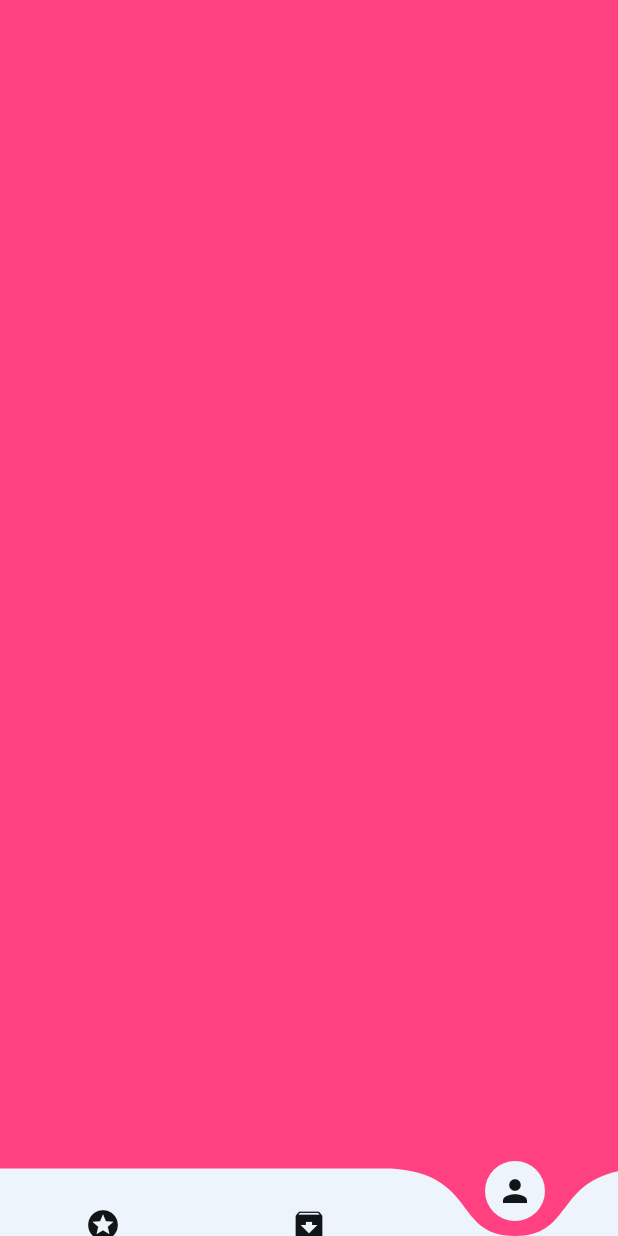
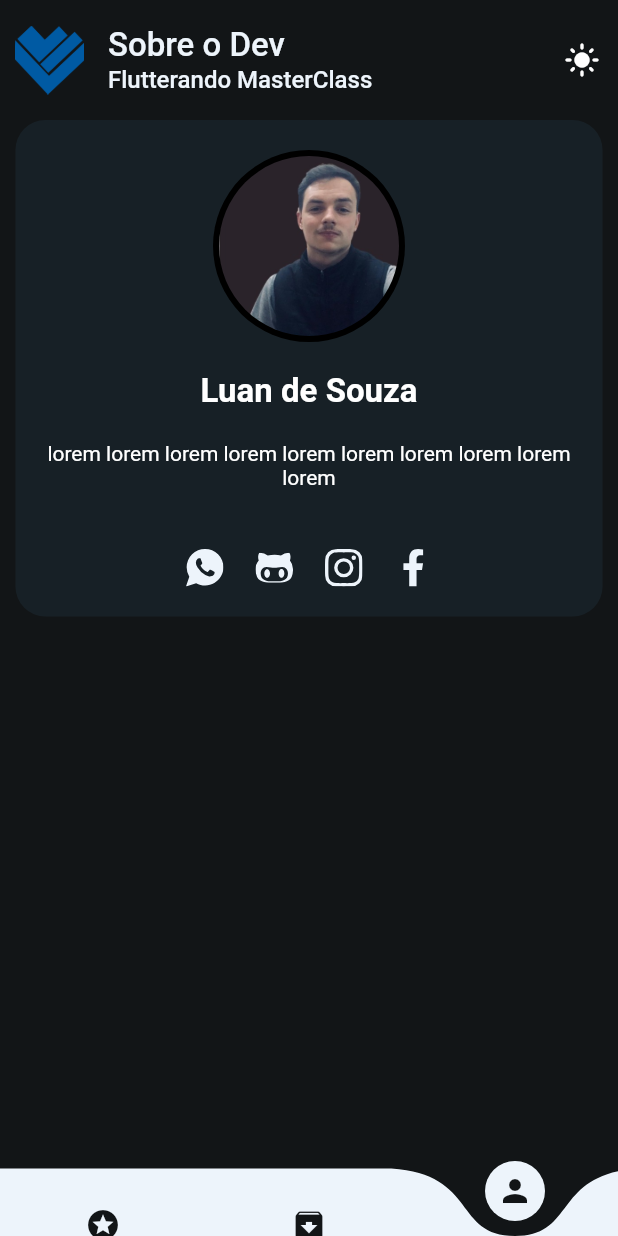
Before and after one commit to LuanSouzaProg/Flutterando_MasterClass, a Flutter app: the ProfilePage screen opened by its route, on a phone screen of 412 x 824 dp. Run offline on Flutter 3.47's test engine with Material 2 defaults, Android fonts, the phone set to English and light mode, and no system bars; drawn by our look-alikes of curved_navigation_bar; our stand-ins replace flutter_svg.

Commit message:
MasterClass

```diff
--- a/lib/pages/home_page/home_page.dart
+++ b/lib/pages/home_page/home_page.dart
@@ -24,6 +24,7 @@ class _HomePageState extends State<HomePage> {
       extendBody: true,
       appBar: AppBar(
         shadowColor: Colors.transparent,
+        elevation: 0,
         toolbarHeight: 80,
         title: Column(
           crossAxisAlignment: CrossAxisAlignment.start,
@@ -31,13 +32,14 @@ class _HomePageState extends State<HomePage> {
             Text(
               "Atividades",
               style: TextStyle(
+                fontSize: 22,
                 color: Theme.of(context).bottomAppBarColor,
               ),
             ),
             Text(
               "Flutterando MasterClass",
               style: TextStyle(
-                fontSize: 18,
+                fontSize: 16,
                 color: Theme.of(context).bottomAppBarColor,
               ),
             ),
--- a/lib/pages/profile_page/profile_page.dart
+++ b/lib/pages/profile_page/profile_page.dart
@@ -1,5 +1,7 @@
 import 'package:curved_navigation_bar/curved_navigation_bar.dart';
 import 'package:flutter/material.dart';
+import 'package:flutter_svg/svg.dart';
+import 'package:masterclass/widgets/change_theme_button_widget.dart';
 
 class ProfilePage extends StatefulWidget {
   const ProfilePage({Key? key}) : super(key: key);
@@ -20,7 +22,47 @@ class _ProfilePageState extends State<ProfilePage> {
     ];
 
     return Scaffold(
-      backgroundColor: Colors.pinkAccent,
+      appBar: AppBar(
+        shadowColor: Colors.transparent,
+        elevation: 0,
+        toolbarHeight: 80,
+        title: Column(
+          crossAxisAlignment: CrossAxisAlignment.start,
+          children: [
+            Text(
+              "Sobre o Dev",
+              style: TextStyle(
+                fontSize: 22,
+                color: Theme.of(context).bottomAppBarColor,
+              ),
+            ),
+            Text(
+              "Flutterando MasterClass",
+              style: TextStyle(
+                fontSize: 16,
+                color: Theme.of(context).bottomAppBarColor,
+              ),
+            ),
+          ],
+        ),
+        leading: Padding(
+          padding: const EdgeInsets.only(left: 10),
+          child: Image.asset("assets/logos/logo_flutterando2.png", width: 40),
+        ),
+        actions: const [
+          ChangeThemeButtonWidget(),
+        ],
+      ),
+      body: Center(
+        child: SizedBox(
+          width: MediaQuery.of(context).size.width * 0.95,
+          child: Column(
+            children: const [
+              CardDev(),
+            ],
+          ),
+        ),
+      ),
       bottomNavigationBar: CurvedNavigationBar(
         backgroundColor: Colors.transparent,
         color: Theme.of(context).bottomAppBarColor,
@@ -39,10 +81,92 @@ class _ProfilePageState extends State<ProfilePage> {
           if (index == 2) {
             Navigator.of(context).pushReplacementNamed("/profilePage");
           }
-
-
         },
       ),
     );
   }
 }
+
+class CardDev extends StatelessWidget {
+  const CardDev({Key? key}) : super(key: key);
+
+  @override
+  Widget build(BuildContext context) {
+    return Center(
+      child: Container(
+        width: MediaQuery.of(context).size.width * 0.95,
+        decoration: BoxDecoration(
+          color: Theme.of(context).cardColor,
+          borderRadius: const BorderRadius.all(
+            Radius.circular(20),
+          ),
+        ),
+        child: Column(
+          children: [
+            const Padding(
+              padding: EdgeInsets.only(top: 20),
+              child: CircleAvatar(
+                radius: 64,
+                child: CircleAvatar(
+                  backgroundColor: Colors.transparent,
+                  radius: 60,
+                  backgroundImage: AssetImage("assets/img_profile/foto_perfil.jpg"),
+                ),
+              ),
+            ),
+            const Padding(
+              padding: EdgeInsets.symmetric(vertical: 20),
+              child: Text(
+                "Luan de Souza",
+                style: TextStyle(fontSize: 22, fontWeight: FontWeight.bold),
+              ),
+            ),
+            const Padding(
+              padding: EdgeInsets.symmetric(horizontal: 20),
+              child: Text(
+                "lorem lorem lorem lorem lorem lorem lorem lorem lorem lorem",
+                textAlign: TextAlign.center,
+                style: TextStyle(fontSize: 14),
+              ),
+            ),
+            Padding(
+              padding: const EdgeInsets.only(top: 40, bottom: 20),
+              child: SizedBox(
+                width: MediaQuery.of(context).size.width * 0.45,
+                child: Row(
+                  mainAxisAlignment: MainAxisAlignment.spaceAround,
+                  children: [
+                    SvgPicture.asset(
+                      "assets/icons_profile/whatsapp.svg",
+                      color: Theme.of(context).bottomAppBarColor,
+                      width: 25,
+                      height: 25,
+                    ),
+                    SvgPicture.asset(
+                      "assets/icons_profile/github.svg",
+                      color: Theme.of(context).bottomAppBarColor,
+                      width: 25,
+                      height: 25,
+                    ),
+                    SvgPicture.asset(
+                      "assets/icons_profile/instagram.svg",
+                      color: Theme.of(context).bottomAppBarColor,
+                      width: 25,
+                      height: 25,
+                    ),
+                    SvgPicture.asset(
+                      "assets/icons_profile/facebook.svg",
+                      color: Theme.of(context).bottomAppBarColor,
+                      width: 25,
+                      height: 25,
+                    ),
+                  ],
+                ),
+              ),
+            )
+          ],
+        ),
+      ),
+    );
+  }
+}
--- a/pubspec.yaml
+++ b/pubspec.yaml
@@ -36,6 +36,7 @@ dependencies:
   cupertino_icons: ^1.0.2
   curved_navigation_bar: ^1.0.3
   provider: ^6.0.2
+  flutter_svg: ^1.0.3
 
 dev_dependencies:
   flutter_test:
@@ -76,6 +77,7 @@ flutter:
     - assets/icons_profile/github.svg
     - assets/icons_profile/instagram.svg
     - assets/icons_profile/whatsapp.svg
+    - assets/img_profile/foto_perfil.jpg
 
   # An image asset can refer to one or more resolution-specific "variants", see
   # https://flutter.dev/assets-and-images/#resolution-aware.
```
Also changed, not shown: assets/img_profile/foto_perfil.jpg (added), pubspec.lock.
